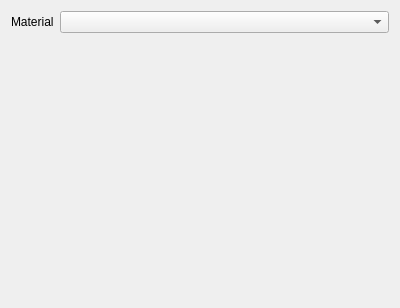
Above: course_proj/ui/tab_material.ui from muji40k/computer_graphics before the change. Below: the same form after it.
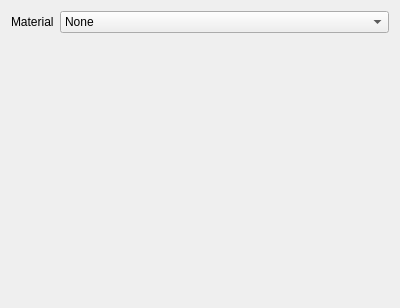
That is the form after the change.

Diff of the .ui file:
```diff
--- a/course_proj/ui/tab_material.ui
+++ b/course_proj/ui/tab_material.ui
@@ -22,7 +22,13 @@
     </widget>
    </item>
    <item row="0" column="1">
-    <widget class="QComboBox" name="comboBox_material"/>
+    <widget class="QComboBox" name="comboBox_material">
+     <item>
+      <property name="text">
+       <string>None</string>
+      </property>
+     </item>
+    </widget>
    </item>
   </layout>
  </widget>
```
